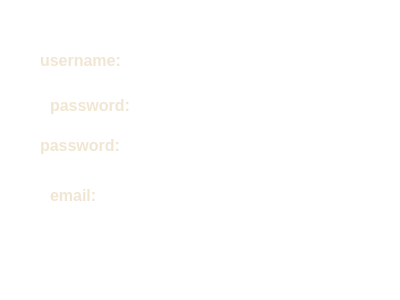
mobinaebrahim/Slay-The-Spire, file registerpage.ui: the form before one commit.
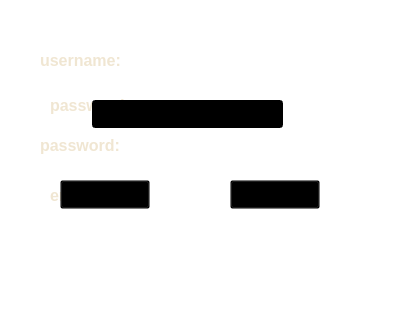
The form after the commit. Icons and pictures are not drawn.

Patch:
```diff
--- a/registerpage.ui
+++ b/registerpage.ui
@@ -6,8 +6,8 @@
    <rect>
     <x>0</x>
     <y>0</y>
-    <width>400</width>
-    <height>300</height>
+    <width>401</width>
+    <height>321</height>
    </rect>
   </property>
   <property name="windowTitle">
@@ -246,6 +246,63 @@
     <enum>QLineEdit::EchoMode::Password</enum>
    </property>
   </widget>
+  <widget class="QWidget" name="widget" native="true">
+   <property name="geometry">
+    <rect>
+     <x>0</x>
+     <y>0</y>
+     <width>401</width>
+     <height>321</height>
+    </rect>
+   </property>
+   <property name="styleSheet">
+    <string notr="true">QWidget {
+    background-color: transparent;
+    border-image: url(:/assets/login-register-menu/confirm.png) 0 0 0 0 stretch stretch;
+}
+</string>
+   </property>
+   <widget class="QLineEdit" name="lineEdit_verifycode">
+    <property name="geometry">
+     <rect>
+      <x>92</x>
+      <y>100</y>
+      <width>191</width>
+      <height>28</height>
+     </rect>
+    </property>
+    <property name="styleSheet">
+     <string notr="true">background-color: rgb(0, 0, 0);
+</string>
+    </property>
+   </widget>
+   <widget class="QPushButton" name="verifycode_button">
+    <property name="geometry">
+     <rect>
+      <x>230</x>
+      <y>180</y>
+      <width>90</width>
+      <height>29</height>
+     </rect>
+    </property>
+    <property name="text">
+     <string>confrim</string>
+    </property>
+   </widget>
+   <widget class="QPushButton" name="back_button1">
+    <property name="geometry">
+     <rect>
+      <x>60</x>
+      <y>180</y>
+      <width>90</width>
+      <height>29</height>
+     </rect>
+    </property>
+    <property name="text">
+     <string>back</string>
+    </property>
+   </widget>
+  </widget>
  </widget>
  <resources/>
  <connections/>
```
